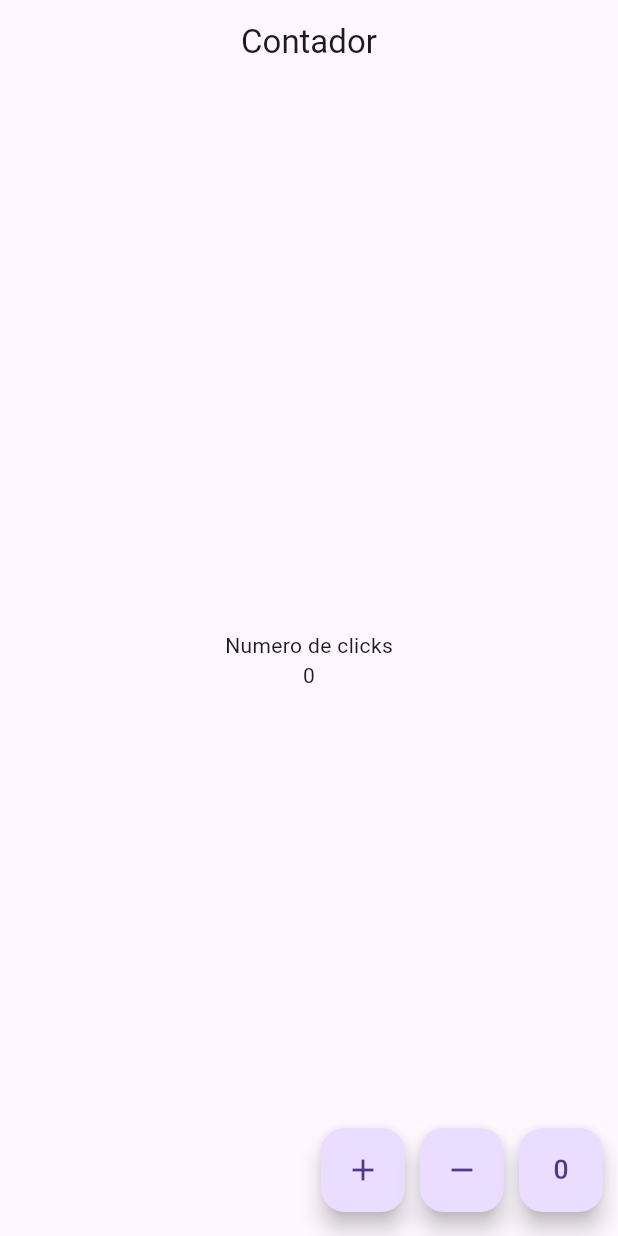
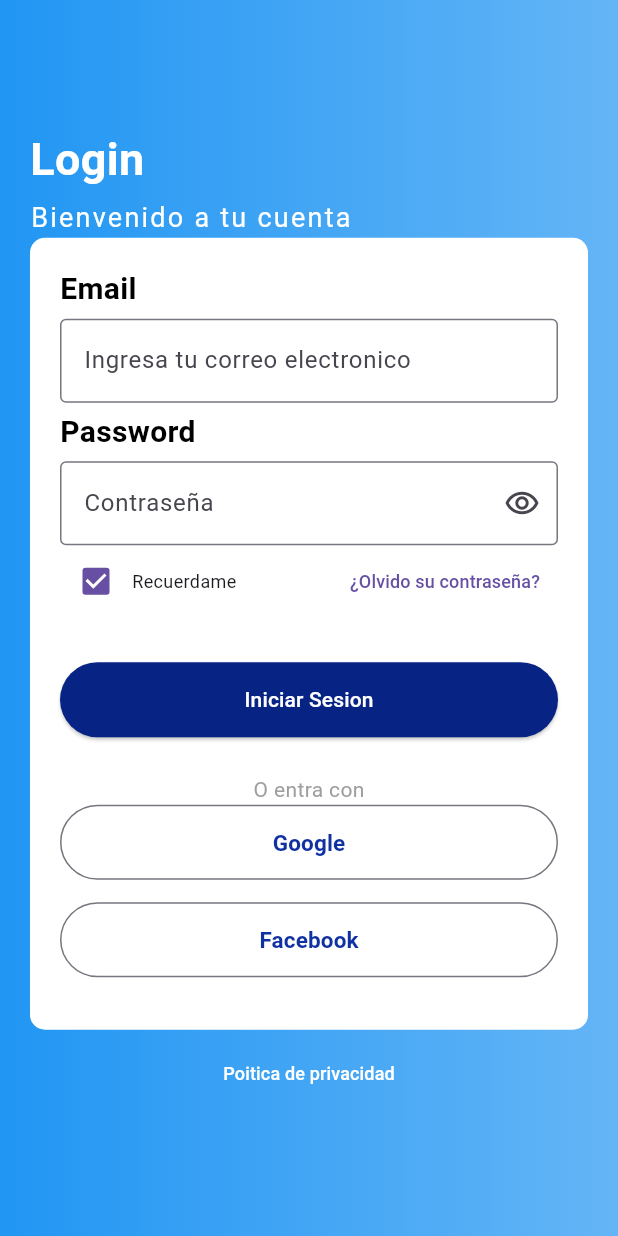
Before and after one commit to DianFabian/counter_text, a Flutter app: the screen it shows after launch, on a phone screen of 412 x 824 dp. Run offline on Flutter 3.47's test engine with Material 3 defaults, Android fonts, the phone set to English and light mode, and no system bars.

Commit message:
first commit

```diff
--- a/counter_texth/lib/main.dart
+++ b/counter_texth/lib/main.dart
@@ -1,4 +1,5 @@
-import 'package:counter_texth/pages/home_pages.dart';
+//import 'package:counter_texth/pages/home_pages.dart';
+import 'package:counter_texth/pages/login_pages.dart';
 import 'package:flutter/material.dart';
 
 void main() => runApp(const MyApp());
@@ -9,8 +10,9 @@ class MyApp extends StatelessWidget {
   @override
   Widget build(BuildContext context) {
     return const MaterialApp(
+      debugShowCheckedModeBanner: false,
       title: 'Material App',
-      home: HomePage(),
+      home: LoginPage(),
     );
   }
 }
--- /dev/null
+++ b/counter_texth/lib/pages/login_pages.dart
@@ -0,0 +1,291 @@
+import 'package:flutter/material.dart';
+
+class LoginPage extends StatefulWidget {
+  const LoginPage({super.key});
+
+  @override
+  State<LoginPage> createState() => _LoginPageState();
+}
+
+class _LoginPageState extends State<LoginPage> {
+  @override
+  Widget build(BuildContext context) {
+    return const Scaffold(
+      body: Stack(
+        children: [
+          Fondo(),
+          Contenido(),
+        ],
+      ),
+    );
+  }
+}
+
+class Fondo extends StatelessWidget {
+  const Fondo({super.key});
+
+  @override
+  Widget build(BuildContext context) {
+    return Container(
+      decoration: BoxDecoration(
+          gradient: LinearGradient(
+        colors: [Colors.blue.shade300, Colors.blue],
+        begin: Alignment.centerRight,
+        end: Alignment.centerLeft,
+      )),
+    );
+  }
+}
+
+class Contenido extends StatefulWidget {
+  const Contenido({super.key});
+
+  @override
+  State<Contenido> createState() => _ContenidoState();
+}
+
+class _ContenidoState extends State<Contenido> {
+  @override
+  Widget build(BuildContext context) {
+    return const Padding(
+      padding: EdgeInsets.symmetric(horizontal: 20),
+      child: Column(
+        mainAxisAlignment: MainAxisAlignment.center,
+        crossAxisAlignment: CrossAxisAlignment.start,
+        children: [
+          Text(
+            'Login',
+            style: TextStyle(
+              color: Colors.white,
+              fontWeight: FontWeight.bold,
+              fontSize: 30,
+            ),
+          ),
+          SizedBox(
+            height: 5,
+          ),
+          Text(
+            'Bienvenido a tu cuenta',
+            style: TextStyle(
+              color: Colors.white,
+              fontSize: 18,
+              letterSpacing: 1.5,
+            ),
+          ),
+          Datos(),
+          SizedBox(
+            height: 5,
+          ),
+          Privacidad(),
+        ],
+      ),
+    );
+  }
+}
+
+class Datos extends StatefulWidget {
+  const Datos({super.key});
+
+  @override
+  State<Datos> createState() => _DatosState();
+}
+
+class _DatosState extends State<Datos> {
+  bool showPassword = true;
+
+  @override
+  Widget build(BuildContext context) {
+    return Container(
+      padding: const EdgeInsets.all(20),
+      decoration: BoxDecoration(
+        borderRadius: BorderRadius.circular(10),
+        color: Colors.white,
+      ),
+      child: Column(
+        crossAxisAlignment: CrossAxisAlignment.start,
+        children: [
+          const Text(
+            'Email',
+            style: TextStyle(
+              color: Colors.black,
+              fontWeight: FontWeight.bold,
+              fontSize: 20,
+            ),
+          ),
+          const SizedBox(
+            height: 5,
+          ),
+          TextFormField(
+            keyboardType: TextInputType.emailAddress,
+            decoration: const InputDecoration(
+              border: OutlineInputBorder(),
+              hintText: 'Ingresa tu correo electronico',
+            ),
+          ),
+          const SizedBox(
+            height: 5,
+          ),
+          const Text(
+            'Password',
+            style: TextStyle(
+              color: Colors.black,
+              fontWeight: FontWeight.bold,
+              fontSize: 20,
+            ),
+          ),
+          const SizedBox(
+            height: 5,
+          ),
+          TextFormField(
+            obscureText: showPassword,
+            decoration: InputDecoration(
+              border: const OutlineInputBorder(),
+              hintText: 'Contraseña',
+              suffixIcon: IconButton(
+                icon: const Icon(Icons.remove_red_eye_outlined),
+                onPressed: () => {
+                  setState(() {
+                    showPassword == true
+                        ? showPassword = true
+                        : showPassword = false;
+                  }),
+                },
+              ),
+            ),
+          ),
+          const Remember(),
+          const SizedBox(
+            height: 30,
+          ),
+          Botones(),
+        ],
+      ),
+    );
+  }
+}
+
+class Remember extends StatefulWidget {
+  const Remember({super.key});
+
+  @override
+  State<Remember> createState() => _RememberState();
+}
+
+class _RememberState extends State<Remember> {
+  bool ischecked = true;
+
+  @override
+  Widget build(BuildContext context) {
+    return Row(
+      children: [
+        Checkbox(
+            value: ischecked,
+            onChanged: (value) => {
+                  setState(() => ischecked == false
+                      ? ischecked = true
+                      : ischecked = false),
+                }),
+        const Text(
+          'Recuerdame',
+          style: TextStyle(fontSize: 12),
+        ),
+        const Spacer(),
+        TextButton(
+            onPressed: () => {},
+            child: const Text(
+              '¿Olvido su contraseña?',
+              style: TextStyle(fontSize: 12),
+          )
+        ),
+      ],
+    );
+  }
+}
+
+class Botones extends StatelessWidget {
+  const Botones({super.key});
+
+  @override
+  Widget build(BuildContext context) {
+    return Column(
+      children: [
+        SizedBox(
+          width: double.infinity,
+          height: 50,
+          child: ElevatedButton(
+            onPressed: () => {},
+            style: ButtonStyle(
+              backgroundColor: MaterialStateProperty.all<Color>(
+                Color.fromARGB(255, 7, 36, 133),
+              ),
+            ),
+            child: const Text('Iniciar Sesion',
+                style: TextStyle(color: Colors.white)),
+          ),
+        ),
+        const SizedBox(
+          height: 25,
+          width: double.infinity,
+        ),
+        const Text(
+          'O entra con',
+          style: TextStyle(color: Colors.grey),
+        ),
+        SizedBox(
+          width: double.infinity,
+          height: 50,
+          child: OutlinedButton(
+              onPressed: () => {},
+              child: const Text(
+                'Google',
+                style: TextStyle(
+                  color: Color.fromARGB(255, 15, 49, 161),
+                  fontWeight: FontWeight.bold,
+                  fontSize: 15,
+                ),
+              )),
+        ),
+        const SizedBox(
+          height: 15,
+          width: double.infinity,
+        ),
+        SizedBox(
+          width: double.infinity,
+          height: 50,
+          child: OutlinedButton(
+              onPressed: () => {},
+              child: const Text(
+                'Facebook',
+                style: TextStyle(
+                  color: Color.fromARGB(255, 15, 49, 161),
+                  fontWeight: FontWeight.bold,
+                  fontSize: 15,
+                ),
+              )),
+        ),
+        const SizedBox(
+          height: 15,
+          width: double.infinity,
+        ),
+      ],
+    );
+  }
+}
+
+class Privacidad extends StatelessWidget {
+  const Privacidad({super.key});
+
+  @override
+  Widget build(BuildContext context) {
+    return Center(
+      child: TextButton(
+        onPressed: () => {},
+        child: const Text('Poitica de privacidad',
+            style: TextStyle(
+              color: Colors.white,
+              fontSize: 12,
+            )),
+      ),
+    );
+  }
+}
```
